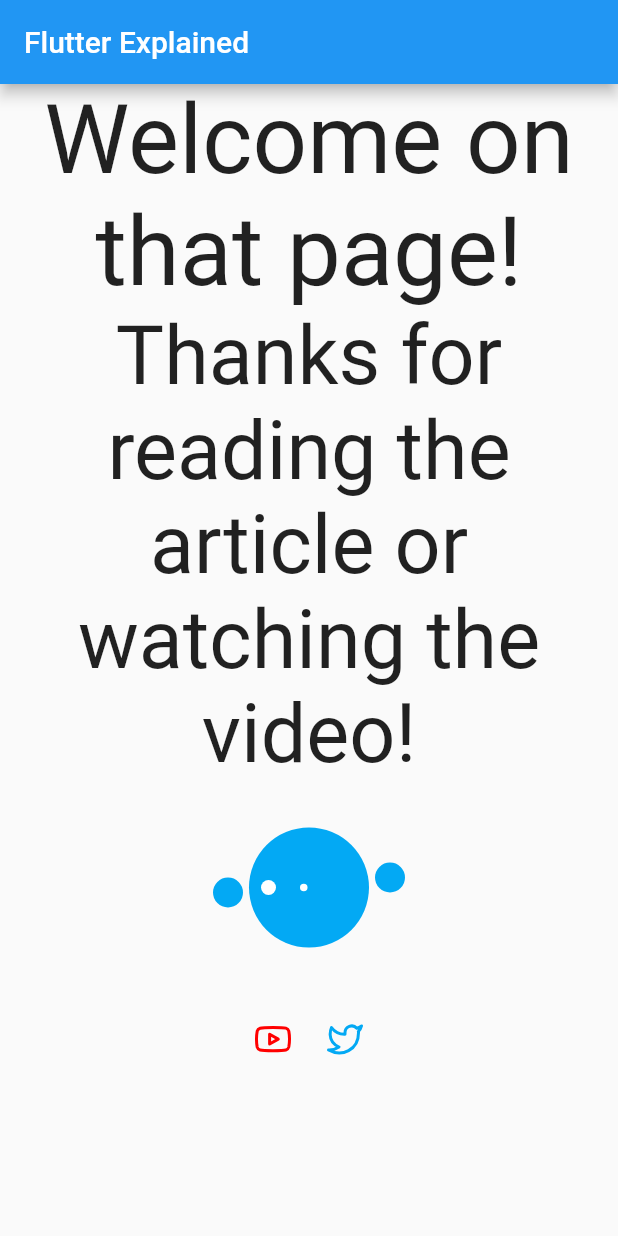
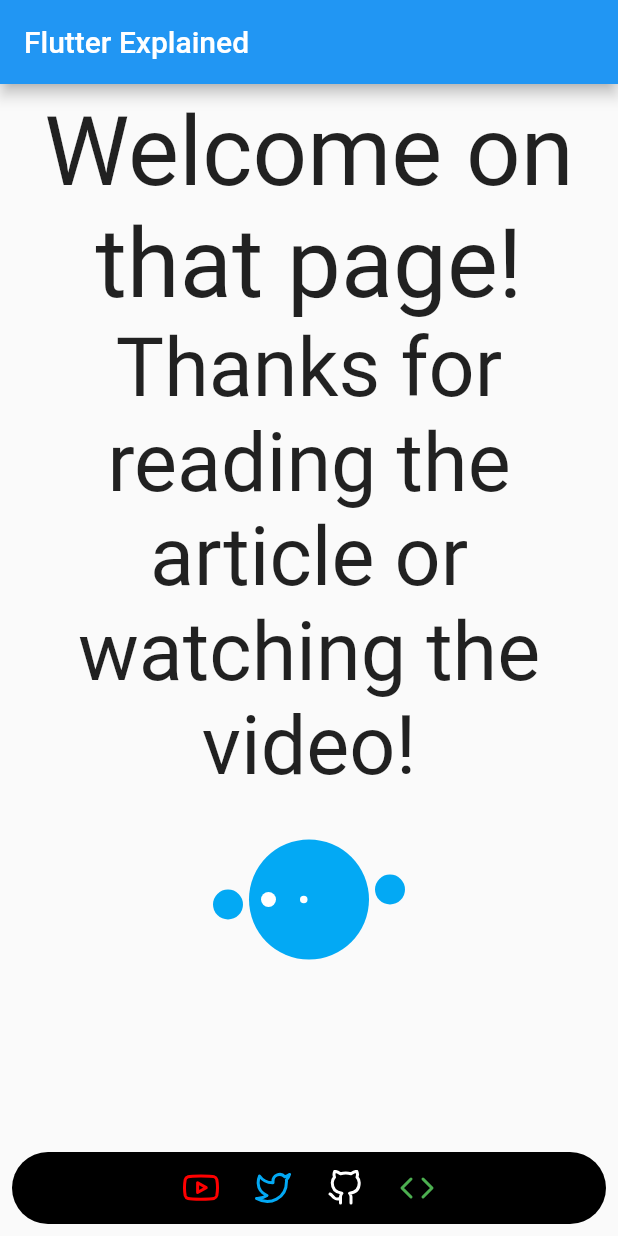
Before and after one commit to md-weber/flutter_web_tutorial, a Flutter app: the screen it shows after launch, on a phone screen of 412 x 824 dp. Run offline on Flutter 3.47's test engine with Material 2 defaults, Android fonts, the phone set to English and light mode, and no system bars; our stand-ins replace flutter_icons.

Commit message:
added social media

```diff
--- a/lib/screens/home_screen.dart
+++ b/lib/screens/home_screen.dart
@@ -13,6 +13,11 @@
       ),
       body: Container(
         child: Center(
+          child: Padding(
+            padding: const EdgeInsets.all(8.0),
+            child: Column(
+              children: <Widget>[
+                Expanded(
                   child: ListView(
                     children: <Widget>[
                       Text(
@@ -31,7 +36,15 @@
                           bodyColor: Colors.lightBlue,
                         ),
                       ),
-              Row(
+                    ],
+                  ),
+                ),
+                Container(
+                  decoration: BoxDecoration(
+                    color: Colors.black,
+                    borderRadius: BorderRadius.circular(30.0),
+                  ),
+                  child: Row(
                     mainAxisAlignment: MainAxisAlignment.center,
                     children: <Widget>[
                       IconButton(
@@ -51,10 +64,30 @@
                             "https://twitter.com/max_myracle",
                           );
                         },
+                      ),
+                      IconButton(
+                        icon: Icon(Feather.github),
+                        color: Colors.white,
+                        onPressed: () {
+                          _launchURL(
+                            "https://github.com/md-weber",
+                          );
+                        },
+                      ),
+                      IconButton(
+                        icon: Icon(Feather.code),
+                        color: Colors.green,
+                        onPressed: () {
+                          _launchURL(
+                            "https://dev.to/myracledesign",
+                          );
+                        },
                       )
                     ],
+                  ),
                 )
               ],
+            ),
           ),
         ),
       ),
```
Also changed, not shown: 2 other files. Lines whose indentation alone changed are shown as unchanged.
